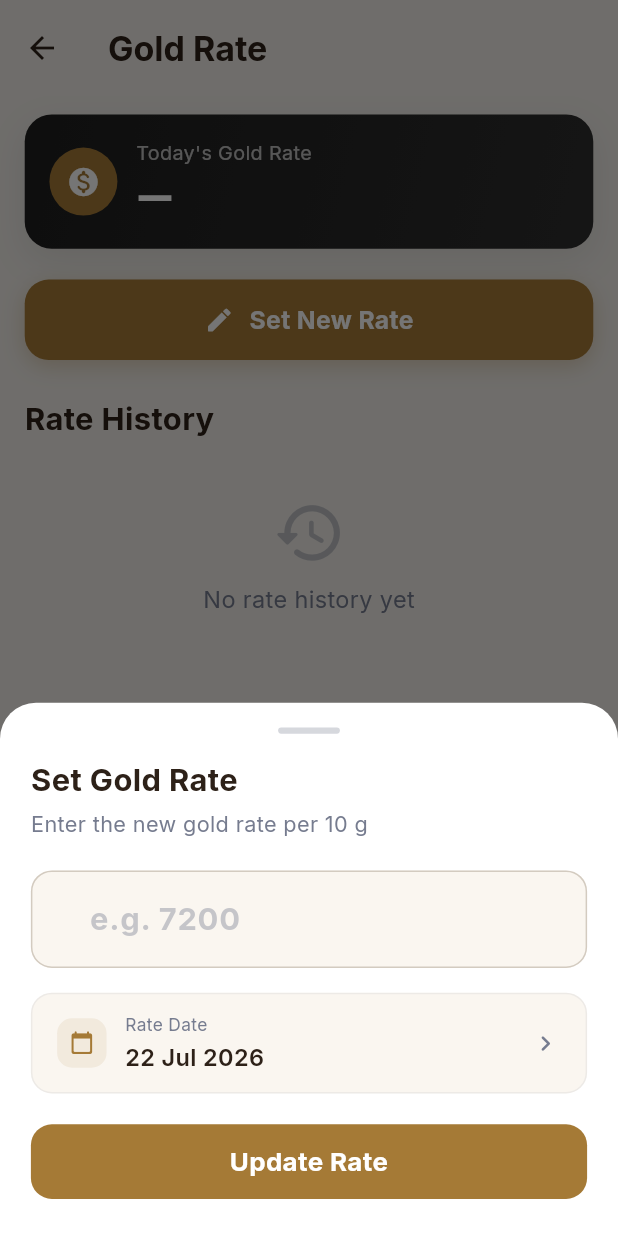
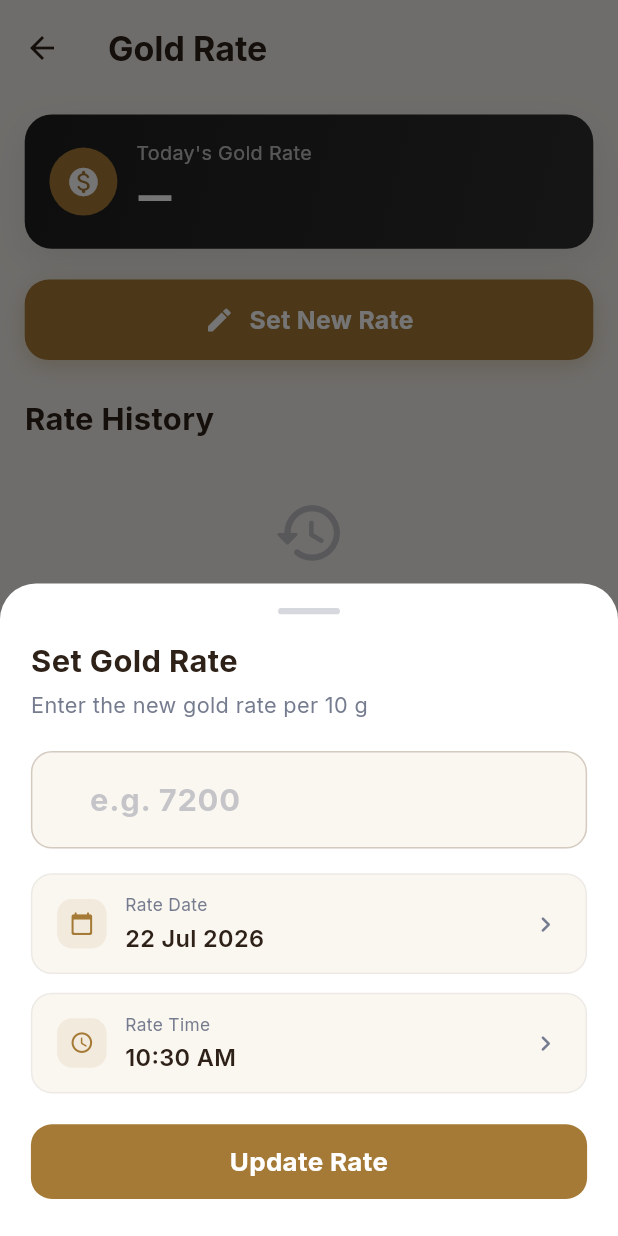
Before and after one commit to soham603/Arham_Jewellers_App, a Flutter app: the GoldRateScreen screen opened directly, after a tap on "Set New Rate", on a phone screen of 412 x 824 dp. Run offline on Flutter 3.47's test engine with Material 3 defaults, Android fonts, the phone set to English and light mode, and no system bars; our stand-ins replace cached_network_image, device_info_plus, dio, extended_image, file_picker, firebase_core and 14 more; missing offline and left inert: html_editor_enhanced, mobile_scanner, no_screenshot, picons, video_compress, video_thumbnail; accounts and stored records are empty; network calls fail; statements that could not run were skipped.

Commit message:
feat(admin): add time picker for gold rate entry
- Add time selection alongside date in gold rate form
- Use ISO 8601 format for date-time in rate updates
- Fetch current rate after successful update instead of manual state update

```diff
--- a/lib/presentation/pages/admin/goldRateScreen.dart
+++ b/lib/presentation/pages/admin/goldRateScreen.dart
@@ -18,6 +18,7 @@ class _GoldRateScreenState extends State<GoldRateScreen> {
   final GoldRateController controller = Get.find<GoldRateController>();
   final TextEditingController _rateController = TextEditingController();
   DateTime _selectedDate = DateTime.now();
+  TimeOfDay _selectedTime = TimeOfDay.now();
 
   @override
   void dispose() {
@@ -302,6 +303,7 @@ class _GoldRateScreenState extends State<GoldRateScreen> {
   void _showSetRateSheet(BuildContext context) {
     _rateController.clear();
     _selectedDate = DateTime.now();
+    _selectedTime = TimeOfDay.now();
     final currentRate = controller.currentRate?.rate;
     if (currentRate != null) {
       _rateController.text = currentRate.toStringAsFixed(0);
@@ -498,6 +500,103 @@ class _GoldRateScreenState extends State<GoldRateScreen> {
                     ),
                   ),
                 ),
+                SizedBox(height: context.heightPercent(1.5)),
+                GestureDetector(
+                  onTap: () async {
+                    final picked = await showTimePicker(
+                      context: context,
+                      initialTime: _selectedTime,
+                      builder: (ctx, child) => Theme(
+                        data: Theme.of(ctx).copyWith(
+                          colorScheme: ColorScheme.light(
+                            primary: AppColors.primaryGold,
+                            onPrimary: Colors.white,
+                            surface: Colors.white,
+                            onSurface: AppColors.textDark,
+                          ),
+                          timePickerTheme: TimePickerThemeData(
+                            hourMinuteTextStyle: TextStyle(
+                              fontSize: ctx.responsiveFont(40),
+                              fontWeight: FontWeight.w600,
+                            ),
+                            dayPeriodTextStyle: TextStyle(
+                              fontSize: ctx.responsiveFont(14),
+                              fontWeight: FontWeight.w600,
+                            ),
+                            dialTextStyle: TextStyle(
+                              fontSize: ctx.responsiveFont(12),
+                            ),
+                          ),
+                        ),
+                        child: child!,
+                      ),
+                    );
+                    if (picked != null) {
+                      setSheetState(() {
+                        _selectedTime = picked;
+                      });
+                    }
+                  },
+                  child: Container(
+                    padding: EdgeInsets.symmetric(
+                      horizontal: context.getResponsiveSize(4),
+                      vertical: context.heightPercent(1.5),
+                    ),
+                    decoration: BoxDecoration(
+                      color: context.colorPalette.boxColor,
+                      borderRadius: BorderRadius.circular(14),
+                      border: Border.all(
+                        color: context.colorPalette.subTitleColor.withValues(alpha: 0.1),
+                      ),
+                    ),
+                    child: Row(
+                      children: [
+                        Container(
+                          width: context.getResponsiveSize(8),
+                          height: context.getResponsiveSize(8),
+                          decoration: BoxDecoration(
+                            color: AppColors.primaryGold.withValues(alpha: 0.1),
+                            borderRadius: BorderRadius.circular(10),
+                          ),
+                          child: Icon(
+                            Icons.access_time_rounded,
+                            size: context.getResponsiveSize(4),
+                            color: AppColors.primaryGold,
+                          ),
+                        ),
+                        SizedBox(width: context.getResponsiveSize(3)),
+                        Expanded(
+                          child: Column(
+                            crossAxisAlignment: CrossAxisAlignment.start,
+                            children: [
+                              Text(
+                                'Rate Time',
+                                style: TextStyle(
+                                  fontSize: context.getResponsiveSize(2.8),
+                                  color: context.colorPalette.subTitleColor,
+                                ),
+                              ),
+                              SizedBox(height: context.heightPercent(0.3)),
+                              Text(
+                                _selectedTime.format(context),
+                                style: TextStyle(
+                                  fontSize: context.getResponsiveSize(3.8),
+                                  fontWeight: FontWeight.w600,
+                                  color: AppColors.textDark,
+                                ),
+                              ),
+                            ],
+                          ),
+                        ),
+                        Icon(
+                          Icons.chevron_right_rounded,
+                          size: context.getResponsiveSize(5),
+                          color: context.colorPalette.subTitleColor,
+                        ),
+                      ],
+                    ),
+                  ),
+                ),
                 SizedBox(height: context.heightPercent(2.5)),
                 Obx(() {
                   final isLoading = controller.actionState == CurrentAppState.LOADING;
@@ -513,7 +612,14 @@ class _GoldRateScreenState extends State<GoldRateScreen> {
                               return;
                             }
                             Get.back();
-                            controller.setRate(rate: rate, date: _selectedDate);
+                            final combinedDateTime = DateTime(
+                              _selectedDate.year,
+                              _selectedDate.month,
+                              _selectedDate.day,
+                              _selectedTime.hour,
+                              _selectedTime.minute,
+                            );
+                            controller.setRate(rate: rate, date: combinedDateTime);
                           },
                     child: Container(
                       width: double.infinity,
```
Also changed, not shown: lib/presentation/controllers/admin/GoldRateController.dart (+2 -5 lines).
